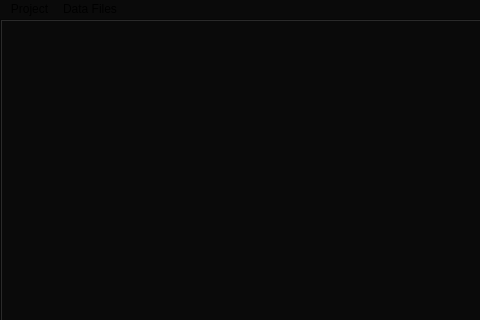
mahir1010/MuSeqPose, file Resources/main.ui: the form before one commit; both pictures show x 0 to 480 and y 0 to 320 of the 1280 by 750 pixel window.
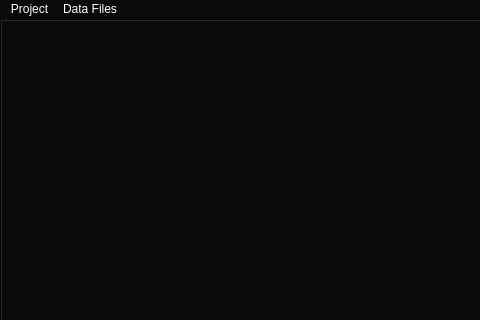
The form after the commit.

```diff
--- a/Resources/main.ui
+++ b/Resources/main.ui
@@ -19,6 +19,7 @@
   </property>
   <property name="styleSheet">
    <string notr="true">QWidget{
+color:#FFF;
 	background-color: rgb(10,10,10);
 }
 QLineEdit,QSlider, QScrollArea, QProgressBar,QSpinBox,QDoubleSpinBox{
```
